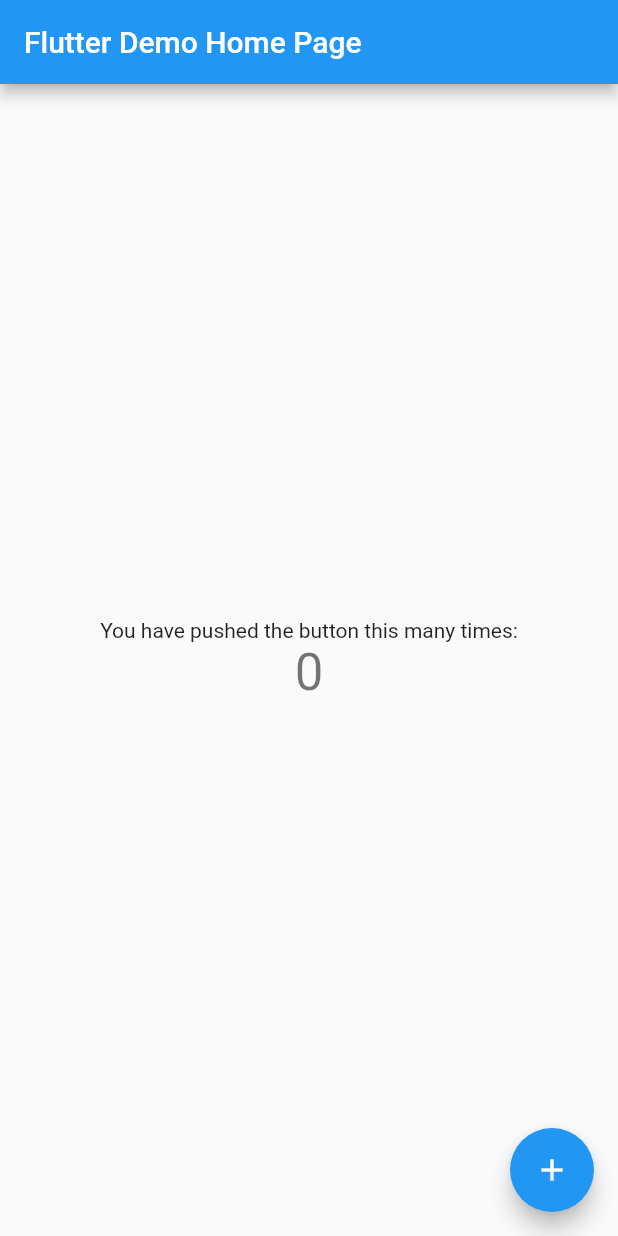
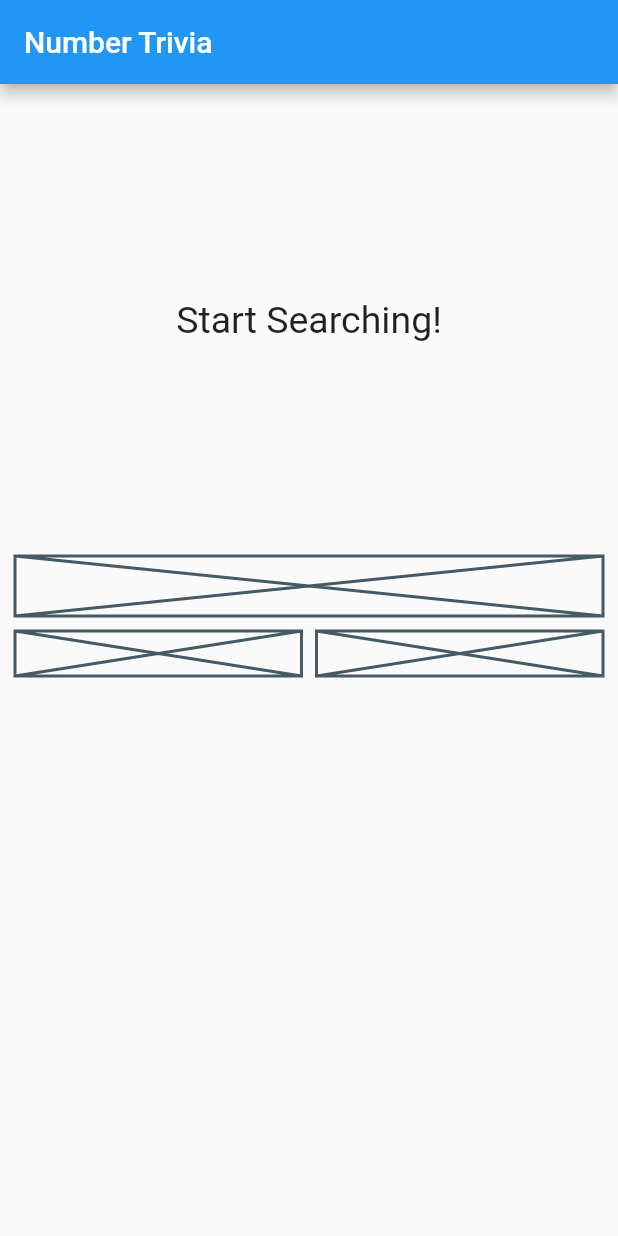
Before and after one commit to sumanmyon/flutter_tdd_clean_architecture, a Flutter app: the screen it shows after launch, on a phone screen of 412 x 824 dp. Run offline on Flutter 3.47's test engine with Material 2 defaults, Android fonts, the phone set to English and light mode, and no system bars; our stand-ins replace bloc, dartz, equatable, flutter_bloc, get_it, internet_connection_checker and 1 more.

Commit message:
Network Info testing and Creating UI for trivia

```diff
--- /dev/null
+++ b/lib/features/number_trivia/presentation/pages/NumberTriviaPage.dart
@@ -0,0 +1,91 @@
+import 'package:flutter/material.dart';
+import 'package:flutter_bloc/flutter_bloc.dart';
+import 'package:flutter_tdd_clean_architecture/InjectionContainer.dart';
+import 'package:flutter_tdd_clean_architecture/features/number_trivia/presentation/bloc/number_trivia_bloc.dart';
+import 'package:flutter_tdd_clean_architecture/features/number_trivia/presentation/widgets/widgets.dart';
+
+class NumberTriviaPage extends StatelessWidget {
+  const NumberTriviaPage({Key? key}) : super(key: key);
+
+  @override
+  Widget build(BuildContext context) {
+    return Scaffold(
+      appBar: AppBar(
+        title: Text("Number Trivia"),
+      ),
+      body: buildBody(context),
+    );
+  }
+
+  BlocProvider<NumberTriviaBloc> buildBody(BuildContext context) {
+    return BlocProvider(
+      create: (_) => sl.call<NumberTriviaBloc>(),
+      child: Center(
+        child: Padding(
+          padding: EdgeInsets.all(10.0),
+          child: Column(
+            children: [
+              SizedBox(height: 10),
+              //Top Half
+              BlocBuilder<NumberTriviaBloc, NumberTriviaState>(
+                builder: (ctx, state) {
+                  if (state is Empty) {
+                    return MessageDisplayWidget(
+                      message: "Start Searching!",
+                    );
+                  } else if (state is Error) {
+                    return MessageDisplayWidget(
+                      message: "${state.message}",
+                    );
+                  } else if (state is Loading) {
+                    return LoadingWidget();
+                  } else if (state is Loaded) {
+                    return TriviaDisplayWidget(
+                      numberTrivia: state.trivia,
+                    );
+                  }
+
+                  return Container(
+                    height: MediaQuery.of(context).size.height / 3,
+                  );
+                },
+              ),
+
+              SizedBox(height: 20),
+
+              //Bottom Half
+              TriviaControlsWidget(),
+            ],
+          ),
+        ),
+      ),
+    );
+  }
+}
+
+class TriviaControlsWidget extends StatelessWidget {
+  const TriviaControlsWidget({
+    Key? key,
+  }) : super(key: key);
+
+  @override
+  Widget build(BuildContext context) {
+    return Column(
+      children: [
+        Placeholder(fallbackHeight: 40),
+        SizedBox(height: 10),
+        Row(
+          children: [
+            Expanded(
+              child: Placeholder(fallbackHeight: 30),
+            ),
+            SizedBox(width: 10),
+            Expanded(
+              child: Placeholder(fallbackHeight: 30),
+            ),
+          ],
+        ),
+      ],
+    );
+  }
+}
--- /dev/null
+++ b/lib/features/number_trivia/presentation/widgets/MessageDisplayWidget.dart
@@ -0,0 +1,28 @@
+import 'package:flutter/material.dart';
+
+class MessageDisplayWidget extends StatelessWidget {
+  final String message;
+
+  const MessageDisplayWidget({
+    Key? key,
+    required this.message,
+  }) : super(key: key);
+
+  @override
+  Widget build(BuildContext context) {
+    return Container(
+      height: MediaQuery.of(context).size.height / 3,
+      child: Center(
+        child: SingleChildScrollView(
+          child: Text(
+            "${message}",
+            textAlign: TextAlign.center,
+            style: TextStyle(
+              fontSize: 25,
+            ),
+          ),
+        ),
+      ),
+    );
+  }
+}
--- /dev/null
+++ b/lib/features/number_trivia/presentation/widgets/widgets.dart
@@ -0,0 +1,3 @@
+export 'LoadingWidget.dart';
+export 'MessageDisplayWidget.dart';
+export 'TriviaDisplayWidget.dart';
--- a/lib/main.dart
+++ b/lib/main.dart
@@ -1,115 +1,30 @@
 import 'package:flutter/material.dart';
+import 'package:flutter_tdd_clean_architecture/features/number_trivia/presentation/pages/NumberTriviaPage.dart';
+import 'InjectionContainer.dart' as di;
 
-void main() {
+void main() async {
+  WidgetsFlutterBinding.ensureInitialized();
+  await di.init();
   runApp(const MyApp());
 }
 
-class MyApp extends StatelessWidget {
+class MyApp extends StatefulWidget {
   const MyApp({Key? key}) : super(key: key);
 
-  // This widget is the root of your application.
+  @override
+  State<MyApp> createState() => _MyAppState();
+}
+
+class _MyAppState extends State<MyApp> {
   @override
   Widget build(BuildContext context) {
     return MaterialApp(
-      title: 'Flutter Demo',
+      title: "Number Trivia App",
       theme: ThemeData(
-        // This is the theme of your application.
-        //
-        // Try running your application with "flutter run". You'll see the
-        // application has a blue toolbar. Then, without quitting the app, try
-        // changing the primarySwatch below to Colors.green and then invoke
-        // "hot reload" (press "r" in the console where you ran "flutter run",
-        // or simply save your changes to "hot reload" in a Flutter IDE).
-        // Notice that the counter didn't reset back to zero; the application
-        // is not restarted.
-        primarySwatch: Colors.blue,
+        primaryColor: Colors.green[800],
+        accentColor: Colors.green[600],
       ),
-      home: const MyHomePage(title: 'Flutter Demo Home Page'),
+      home: NumberTriviaPage(),
     );
   }
 }
-
-class MyHomePage extends StatefulWidget {
-  const MyHomePage({Key? key, required this.title}) : super(key: key);
-
-  // This widget is the home page of your application. It is stateful, meaning
-  // that it has a State object (defined below) that contains fields that affect
-  // how it looks.
-
-  // This class is the configuration for the state. It holds the values (in this
-  // case the title) provided by the parent (in this case the App widget) and
-  // used by the build method of the State. Fields in a Widget subclass are
-  // always marked "final".
-
-  final String title;
-
-  @override
-  State<MyHomePage> createState() => _MyHomePageState();
-}
-
-class _MyHomePageState extends State<MyHomePage> {
-  int _counter = 0;
-
-  void _incrementCounter() {
-    setState(() {
-      // This call to setState tells the Flutter framework that something has
-      // changed in this State, which causes it to rerun the build method below
-      // so that the display can reflect the updated values. If we changed
-      // _counter without calling setState(), then the build method would not be
-      // called again, and so nothing would appear to happen.
-      _counter++;
-    });
-  }
-
-  @override
-  Widget build(BuildContext context) {
-    // This method is rerun every time setState is called, for instance as done
-    // by the _incrementCounter method above.
-    //
-    // The Flutter framework has been optimized to make rerunning build methods
-    // fast, so that you can just rebuild anything that needs updating rather
-    // than having to individually change instances of widgets.
-    return Scaffold(
-      appBar: AppBar(
-        // Here we take the value from the MyHomePage object that was created by
-        // the App.build method, and use it to set our appbar title.
-        title: Text(widget.title),
-      ),
-      body: Center(
-        // Center is a layout widget. It takes a single child and positions it
-        // in the middle of the parent.
-        child: Column(
-          // Column is also a layout widget. It takes a list of children and
-          // arranges them vertically. By default, it sizes itself to fit its
-          // children horizontally, and tries to be as tall as its parent.
-          //
-          // Invoke "debug painting" (press "p" in the console, choose the
-          // "Toggle Debug Paint" action from the Flutter Inspector in Android
-          // Studio, or the "Toggle Debug Paint" command in Visual Studio Code)
-          // to see the wireframe for each widget.
-          //
-          // Column has various properties to control how it sizes itself and
-          // how it positions its children. Here we use mainAxisAlignment to
-          // center the children vertically; the main axis here is the vertical
-          // axis because Columns are vertical (the cross axis would be
-          // horizontal).
-          mainAxisAlignment: MainAxisAlignment.center,
-          children: <Widget>[
-            const Text(
-              'You have pushed the button this many times:',
-            ),
-            Text(
-              '$_counter',
-              style: Theme.of(context).textTheme.headline4,
-            ),
-          ],
-        ),
-      ),
-      floatingActionButton: FloatingActionButton(
-        onPressed: _incrementCounter,
-        tooltip: 'Increment',
-        child: const Icon(Icons.add),
-      ), // This trailing comma makes auto-formatting nicer for build methods.
-    );
-  }
-}
--- a/pubspec.yaml
+++ b/pubspec.yaml
@@ -10,7 +10,7 @@ dependencies:
   flutter:
     sdk: flutter
   # Service locator
-  get_it: ^2.0.1
+  get_it: ^7.2.0
   # Bloc for state management
   flutter_bloc: ^8.0.1
   # Value equality
```
Also changed, not shown: lib/InjectionContainer.dart (added, +69 -0 lines), lib/core/network/NetworkInfo.dart (+5 -5 lines), lib/features/number_trivia/presentation/widgets/LoadingWidget.dart (added, +17 -0 lines), lib/features/number_trivia/presentation/widgets/TriviaDisplayWidget.dart (added, +42 -0 lines), pubspec.lock, 1 other file.
